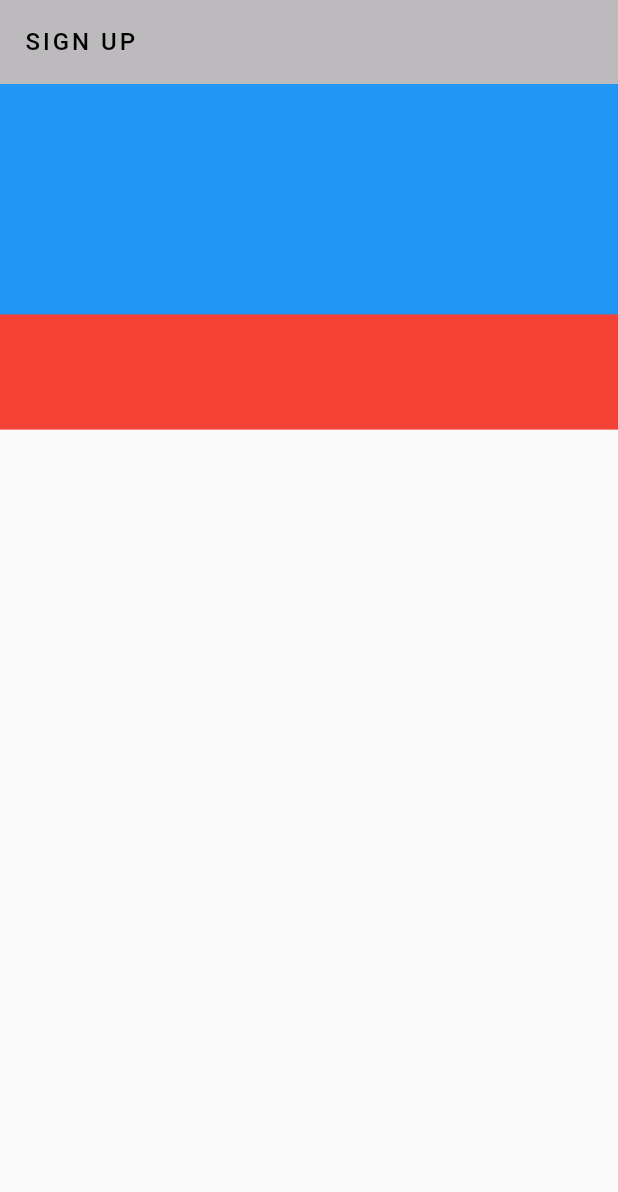
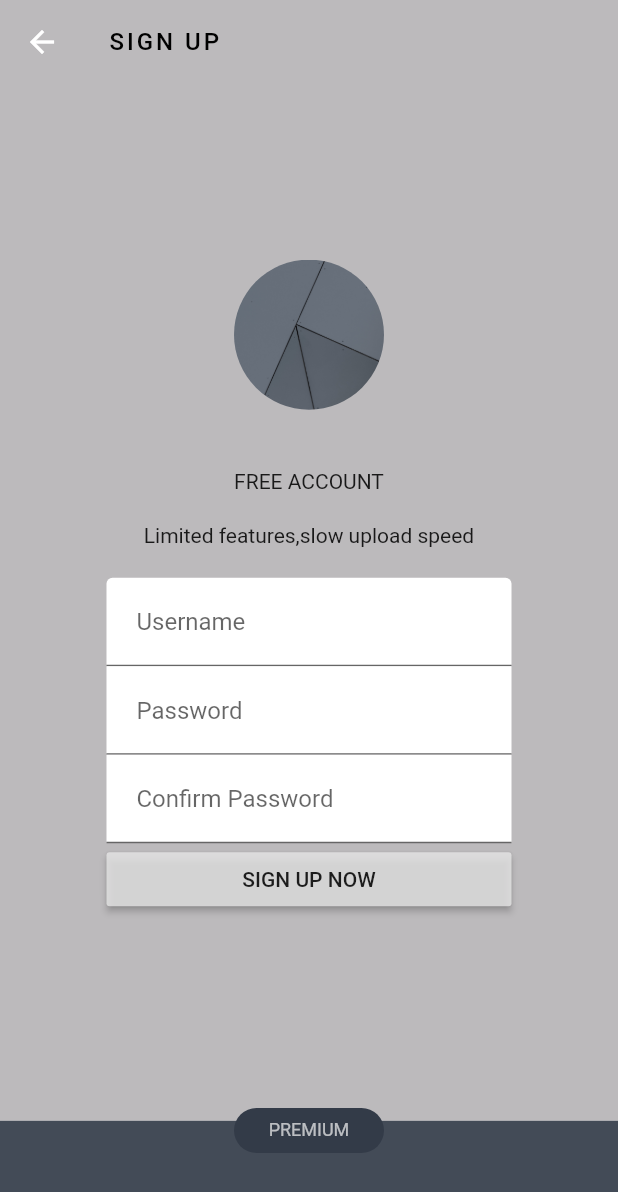
Before and after one commit to preston0769/Flutter-Practice, a Flutter app: the FreeAccountScreen screen opened directly, on a phone screen of 412 x 824 dp. Shown: the top 1192 px of the screen. Run offline on Flutter 3.47's test engine with Material 2 defaults, Android fonts, the phone set to English and light mode, and no system bars.

Commit message:
Layout Practice 2 Finished
Practice some layout like stack

```diff
--- a/Layouts/Layout_Practice2/tao_app/lib/first_screen.dart
+++ b/Layouts/Layout_Practice2/tao_app/lib/first_screen.dart
@@ -1,14 +1,24 @@
 import 'package:flutter/material.dart';
 
+class FirstScreen extends StatelessWidget {
+  final Function(int) changeScreen;
 
-class FirstScreen extends StatelessWidget {
+  FirstScreen({this.changeScreen});
+
   @override
   Widget build(BuildContext context) {
     return new Scaffold(
       appBar: AppBar(
-          backgroundColor:Color(0xBBA5A3A5) ,
+        backgroundColor: Color(0xBBA5A3A5),
         elevation: 0.0,
-          title: new Text("Sign up".toUpperCase(),style: TextStyle(color: Color(0xEE333333), fontSize: 16.0,fontWeight: FontWeight.w500,letterSpacing: 2.0),),
+        title: new Text(
+          "Sign up".toUpperCase(),
+          style: TextStyle(
+              color: Color(0xEE333333),
+              fontSize: 16.0,
+              fontWeight: FontWeight.w500,
+              letterSpacing: 2.0),
+        ),
       ),
       body: Container(
         height: double.infinity,
@@ -19,6 +29,10 @@ class FirstScreen extends StatelessWidget {
           children: <Widget>[
             new Expanded(
               flex: 1,
+              child: InkWell(
+                  onTap: () {
+                    changeScreen(1);
+                  },
                   child: Container(
                     height: double.infinity,
                     width: double.infinity,
@@ -60,7 +74,7 @@ class FirstScreen extends StatelessWidget {
                         ],
                       ),
                     ),
-                ),
+                  )),
             ),
             new Expanded(
               flex: 1,
@@ -94,8 +108,8 @@ class FirstScreen extends StatelessWidget {
                       padding: EdgeInsets.only(top: 10.0),
                       child: new Text(
                         "More feature,dame fast download speed",
-                          style: TextStyle(
-                              color: Color(0xEEEEEEEE), fontSize: 12.0),
+                        style:
+                            TextStyle(color: Color(0xEEEEEEEE), fontSize: 12.0),
                       ),
                     ),
                   ],
--- a/Layouts/Layout_Practice2/tao_app/lib/main.dart
+++ b/Layouts/Layout_Practice2/tao_app/lib/main.dart
@@ -1,14 +1,44 @@
 import "package:flutter/material.dart";
-import 'package:tao_app/first_screen.dart';
-import 'package:tao_app/second_screed.dart';
+import 'first_screen.dart';
+import 'second_screed.dart';
 
 void main() => runApp(new MyApp());
 
 class MyApp extends StatelessWidget {
   @override
   Widget build(BuildContext context) {
-    return new MaterialApp(
-      home: new FreeAccountScreen()
-    );
+    return new MaterialApp(home: MyHomePage());
   }
 }
+
+class MyHomePage extends StatefulWidget {
+  @override
+  State<StatefulWidget> createState() {
+    // TODO: implement createState
+    return new _MyHomePageState();
+  }
+}
+
+class _MyHomePageState extends State<MyHomePage> {
+  var index = 0;
+
+  @override
+  void initState() {
+    super.initState();
+  }
+
+  @override
+  Widget build(BuildContext context) {
+    return index == 0
+        ? FirstScreen(changeScreen: (int i) {
+            setState(() {
+              index = 1;
+            });
+          })
+        : FreeAccountScreen(changeScreen: (int i) {
+            setState(() {
+              index = 0;
+            });
+          });
+  }
+}
--- a/Layouts/Layout_Practice2/tao_app/lib/second_screed.dart
+++ b/Layouts/Layout_Practice2/tao_app/lib/second_screed.dart
@@ -1,10 +1,14 @@
 import 'package:flutter/material.dart';
 
 class FreeAccountScreen extends StatelessWidget {
+  final Function(int index) changeScreen;
+
+  FreeAccountScreen({this.changeScreen});
+
   @override
   Widget build(BuildContext context) {
-    return new Scaffold(
-      appBar: AppBar(
+    var appBar = AppBar(
+      key: new GlobalKey(debugLabel: "AppBar"),
       backgroundColor: Color(0xBBA5A3A5),
       elevation: 0.0,
       title: new Text(
@@ -15,22 +19,114 @@ class FreeAccountScreen extends StatelessWidget {
             fontWeight: FontWeight.w500,
             letterSpacing: 2.0),
       ),
+    );
+
+    return new Scaffold(
+        appBar: appBar,
+        body: ConstrainedBox(
+          constraints: const BoxConstraints.expand(),
+          child: Stack(
+            alignment: new Alignment(0.0, 0.85),
+            children: <Widget>[
+              new Column(children: [
+                new Expanded(
+                  flex: 180,
+                  child: Container(
+                    color: Color(0xBBA5A3A5),
+                    child: Center(
+                      child: Column(
+                        mainAxisAlignment: MainAxisAlignment.center,
+                        children: <Widget>[
+                          Padding(
+                              padding: EdgeInsets.only(bottom: 40.0),
+                              child: new Container(
+                                  height: 100.0,
+                                  width: 100.0,
+                                  decoration: BoxDecoration(
+                                      shape: BoxShape.circle,
+                                      image: DecorationImage(
+                                          image:
+                                              AssetImage("assets/image1.jpg"),
+                                          fit: BoxFit.cover)))),
+                          Padding(
+                              padding: EdgeInsets.only(bottom: 20.0),
+                              child: Text("Free Account".toUpperCase())),
+                          new Text("Limited features,slow upload speed"),
+                          new Form(
+                            child: Container(
+                              padding: EdgeInsets.only(top: 20.0, bottom: 20.0),
+                              width: 270.0,
+                              child: Column(children: <Widget>[
+                                TextFormField(
+                                    decoration: InputDecoration(
+                                        contentPadding: EdgeInsets.all(20.0),
+                                        hintText: "Username",
+                                        fillColor: Colors.white,
+                                        filled: true,
+                                        border: UnderlineInputBorder(
+                                            borderSide: BorderSide(
+                                                color: Color(0x33DDDDDD))))),
+                                TextFormField(
+                                    decoration: InputDecoration(
+                                        contentPadding: EdgeInsets.all(20.0),
+                                        hintText: "Password",
+                                        fillColor: Colors.white,
+                                        filled: true,
+                                        border: UnderlineInputBorder(
+                                            borderRadius: BorderRadius.zero,
+                                            borderSide: BorderSide(
+                                                color: Color(0x33DDDDDD))))),
+                                TextFormField(
+                                    decoration: InputDecoration(
+                                        contentPadding: EdgeInsets.all(20.0),
+                                        hintText: "Confirm Password",
+                                        fillColor: Colors.white,
+                                        filled: true,
+                                        border: UnderlineInputBorder(
+                                            borderRadius: BorderRadius.zero,
+                                            borderSide: BorderSide(
+                                                color: Color(0x33DDDDDD))))),
+                                RaisedButton(
+                                  color: Color.fromRGBO(230, 230, 230, 0.8),
+                                  child: new Center(
+                                    child: Text("Sign up now".toUpperCase()),
                                   ),
-      body: Stack(
-        alignment: Alignment.topCenter,
-        children: <Widget>[
-          FractionallySizedBox(
-              heightFactor: 0.3,
-              child: new Container(
-                color: Colors.red,
-              )),
-          FractionallySizedBox(
-              heightFactor: 0.2,
-              child: new Container(
-                color: Colors.blue,
+                                  onPressed: () {},
+                                )
+                              ]),
+                            ),
+                          )
+                        ],
+                      ),
+                    ),
+                  ),
+                ),
+                new Expanded(
+                  flex: 20,
+                  child: Container(
+                    color: Color(0xEA333B48),
+                  ),
+                )
+              ]),
+              new ClipRRect(
+                  borderRadius: BorderRadius.circular(15.0),
+                  child: Container(
+                    color: Color(0xFF333B48),
+                    height: 30.0,
+                    width: 100.0,
+                    child: new InkWell(
+                      onTap: (){
+                        changeScreen(0);
+                      },
+                        child: new Center(
+                            child: Text(
+                      "Premium".toUpperCase(),
+                      style:
+                          TextStyle(color: Color(0xBBEEEEEE), fontSize: 12.0),
+                    ))),
                   ))
             ],
           ),
-    );
+        ));
   }
 }
```
Lines whose indentation alone changed are shown as unchanged.
